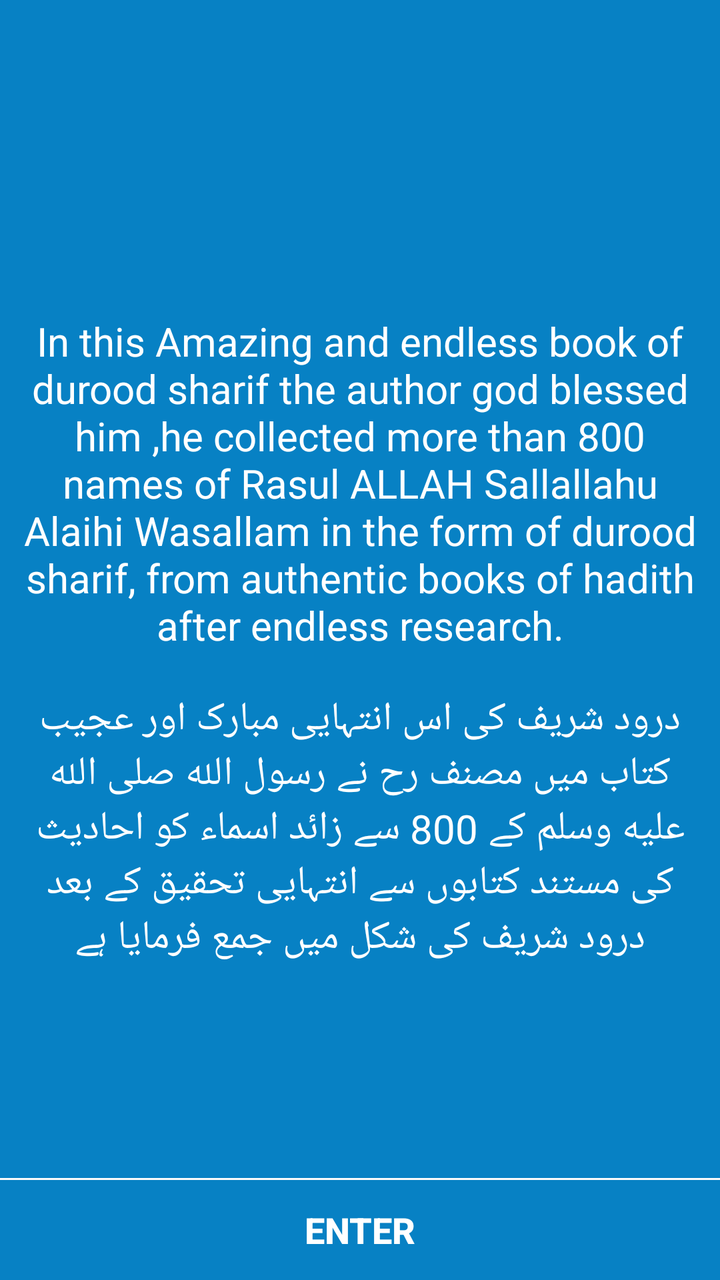
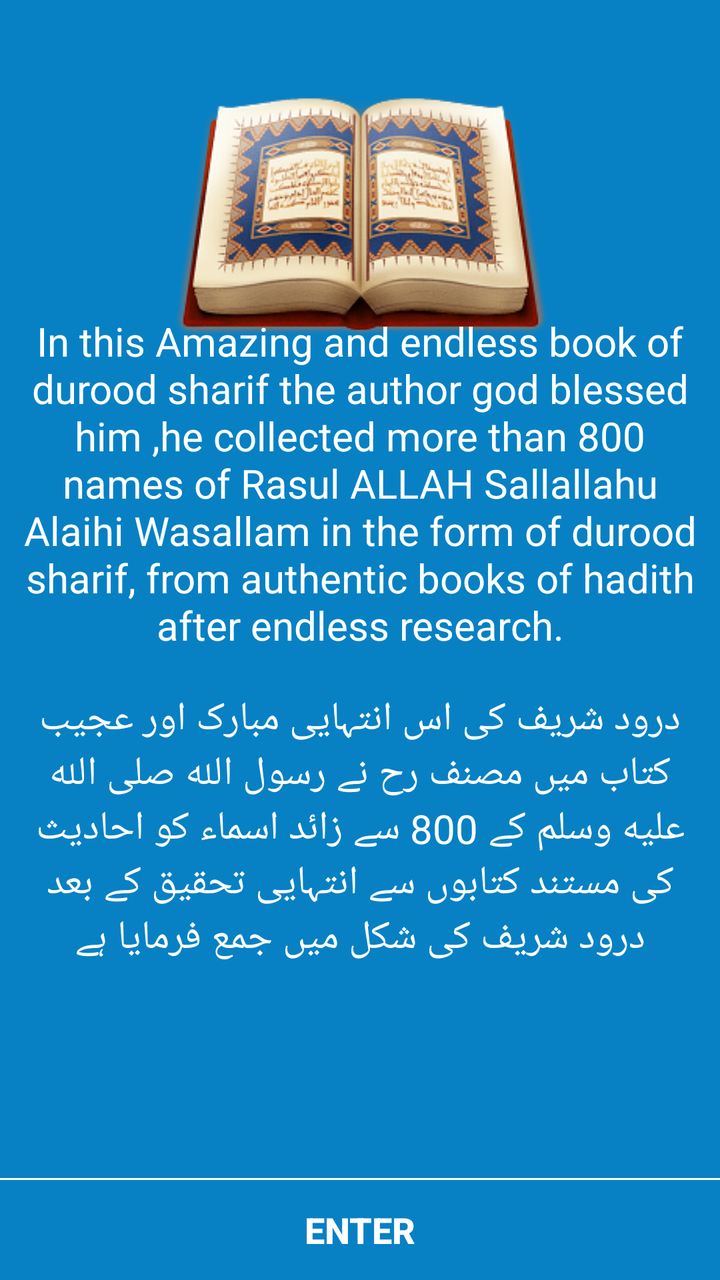

Two renders of the same Android screen: before a commit and after it. Below are the layout's source before the change and the commit's diff.
<!-- AndroidManifest.xml: activity theme AppTheme -->
<!-- res/layout/activity_splash.xml -->
<?xml version="1.0" encoding="utf-8"?>
<RelativeLayout xmlns:android="http://schemas.android.com/apk/res/android"
    xmlns:tools="http://schemas.android.com/tools"
    android:layout_width="match_parent"
    android:layout_height="match_parent"
    android:background="#0781C4"
    android:foreground="?attr/selectableItemBackground"
    tools:context=".SplashActivity">

    <LinearLayout
        android:layout_width="wrap_content"
        android:layout_height="wrap_content"
        android:layout_margin="10dp"
        android:orientation="vertical"
        android:layout_centerInParent="true">

        <TextView
            android:id="@+id/tv_welcome_en"
            android:layout_width="wrap_content"
            android:layout_height="wrap_content"
            android:gravity="center"
            android:text="@string/welcome_text_en"
            android:textColor="#ffffff"
            android:textSize="20sp" />

        <TextView
            android:id="@+id/tv_welcome_ur"
            android:layout_width="wrap_content"
            android:layout_height="wrap_content"
            android:layout_marginTop="20dp"
            android:gravity="center"
            android:text="@string/welcome_text_ur"
            android:textColor="#ffffff"
            android:textSize="20sp"/>

    </LinearLayout>

    <View
        android:layout_width="match_parent"
        android:layout_height="1dp"
        android:layout_above="@+id/dummy_button"
        android:background="#ffffff"/>


    <android.support.v7.widget.AppCompatButton
        android:id="@+id/dummy_button"
        android:layout_width="match_parent"
        android:layout_height="50dp"
        android:layout_centerHorizontal="true"
        android:background="#0781C4"
        android:foreground="?attr/selectableItemBackground"
        android:layout_alignParentBottom="true"
        android:textColor="#ffffff"
        android:text="@string/btn_enter"
        android:textSize="18sp"
        android:textStyle="bold" />

</RelativeLayout>
<!-- resources referenced by this layout -->
<resources>
  <string name="btn_enter">Enter</string>
  <string name="welcome_text_en">In this Amazing and endless book of durood sharif the author
  god blessed him ,he collected  more than 800 names of Rasul ALLAH Sallallahu Alaihi Wasallam in the form of durood sharif, from authentic books of hadith after endless research.</string>
  <string name="welcome_text_ur">درود شریف کی اس انتہایی مبارک اور عجیب کتاب میں مصنف رح نے رسول الله
  صلى الله عليه وسلم کے 800 سے زائد اسماء کو احادیث کی مستند کتابوں  سے انتہایی تحقیق کے بعد درود شریف کی شکل میں جمع فرمایا ہے</string>
  <style name="AppTheme" parent="Theme.AppCompat.Light.DarkActionBar">
          <item name="colorPrimary">#0781C4</item>
          <item name="colorPrimaryDark">#0781C4</item>
      </style>
</resources>

<!-- the commit's change to res/layout/activity_splash.xml (unified diff, before → after) -->
@@ -6,6 +6,12 @@
     android:background="#0781C4"
     android:foreground="?attr/selectableItemBackground"
     tools:context=".SplashActivity">
+
+    <ImageView
+        android:layout_width="200dp"
+        android:layout_height="200dp"
+        android:src="@drawable/icon"
+        android:layout_centerHorizontal="true"/>
 
     <LinearLayout
         android:layout_width="wrap_content"
<!-- resource entries referenced after the edit -->
@@ -1,5 +1,6 @@
 <!-- resources referenced by this layout -->
 <resources>
+  <!-- drawable icon: png bitmap (drawable, 80124 bytes) -->
   <string name="btn_enter">Enter</string>
   <string name="welcome_text_en">In this Amazing and endless book of durood sharif the author
   god blessed him ,he collected  more than 800 names of Rasul ALLAH Sallallahu Alaihi Wasallam in the form of durood sharif, from authentic books of hadith after endless research.</string>
